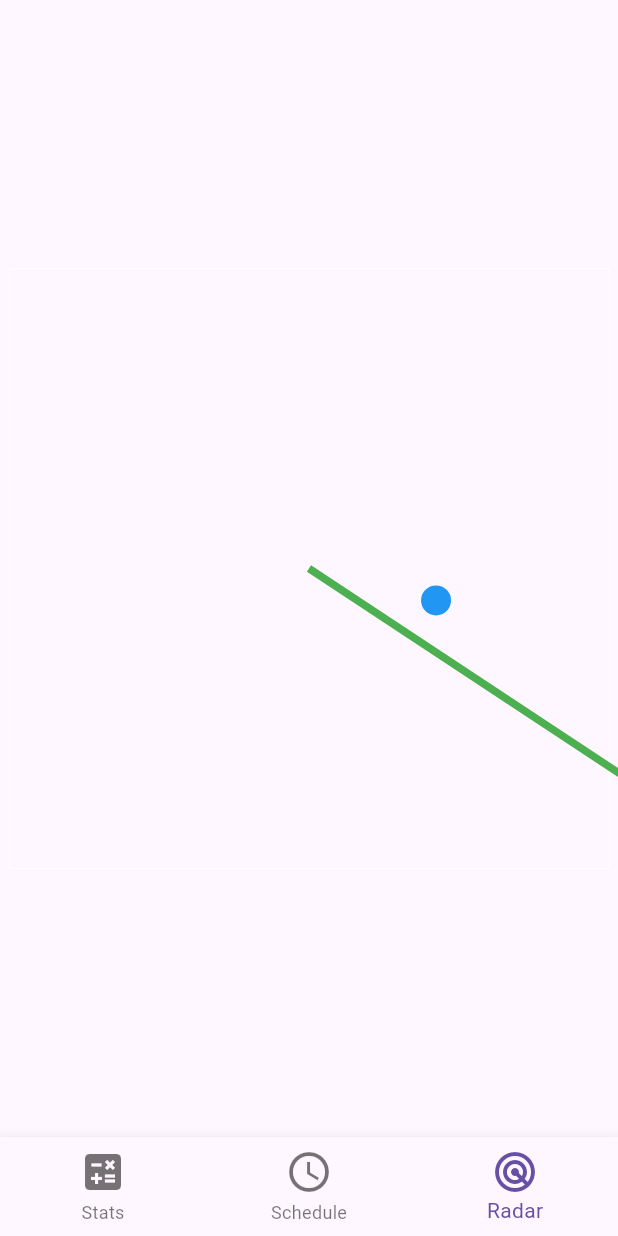
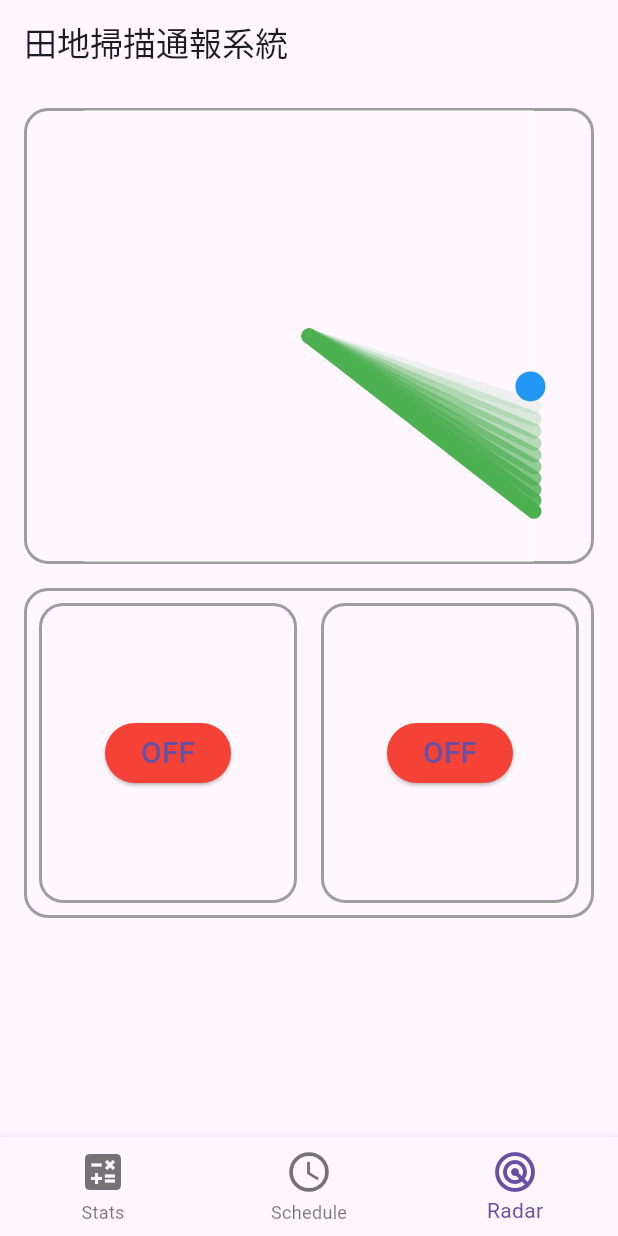
Before and after one commit to jasonkao402/eFarm_0520, a Flutter app: the screen it shows after launch, on a phone screen of 412 x 824 dp. Run offline on Flutter 3.47's test engine with Material 3 defaults, Android fonts, the phone set to English and light mode, and no system bars; our stand-ins replace fl_chart; missing offline and left inert: fast_noise.

Commit message:
scanning image need center done, left is report list system

```diff
--- a/lib/main.dart
+++ b/lib/main.dart
@@ -2,7 +2,7 @@
 import 'package:flutter/material.dart';
 import 'stats.dart';
 import 'schedule.dart';
-import 'radar.dart';
+import 'scanning.dart';
 
 void main() {
   runApp(const MainApp());
@@ -42,8 +42,8 @@ class HomeScreen extends StatefulWidget {
 class _HomeScreenState extends State<HomeScreen> {
   final List<funcPage> pages = [
     funcPage('Stats',    BottomNavigationBarItem(icon: Icon(Icons.calculate), label: 'Stats'),   StatsScreen()),
-    funcPage('Schedule', BottomNavigationBarItem(icon: Icon(Icons.schedule), label: 'Schedule'), ScheduleApp()),
-    funcPage('Radar',    BottomNavigationBarItem(icon: Icon(Icons.radar), label: 'Radar'),       BouncingBallScreen()),
+    funcPage('Schedule', BottomNavigationBarItem(icon: Icon(Icons.schedule), label: 'Schedule'), ScheduleScreen()),
+    funcPage('Radar',    BottomNavigationBarItem(icon: Icon(Icons.radar), label: 'Radar'),       ScanningScreen()),
   ];
   int _currentIndex = 2;
   List<Widget> _screens = List.empty(growable: true);
--- a/lib/radar.dart
+++ /dev/null
@@ -1,135 +0,0 @@
-// main.dart
-import 'package:flutter/material.dart';
-import 'dart:async';
-import 'dart:math';
-
-class BouncingBallScreen extends StatefulWidget {
-  const BouncingBallScreen({super.key});
-
-  @override
-   State<BouncingBallScreen> createState() => _BouncingBallScreenState();
-}
-
-class _BouncingBallScreenState extends State<BouncingBallScreen> {
-  double _ballX = 20.0;
-  double _ballY = 20.0;
-  double _velocityX = 10.0;
-  double _velocityY = 5.0;
-  double _angle = 0.0;
-
-  final double _csize = 400;
-  final double _ballRadius = 10.0, gravity = 0.3, damping = 0.99, angspeed = 0.05;
-  late Timer _timer;
-
-  @override
-  void initState() {
-    super.initState();
-    _timer = Timer.periodic(Duration(milliseconds: 30), _updateBallPosition);
-    // Timer.periodic(duration, (timer) { })
-  }
-
-  @override
-  void dispose() {
-    _timer.cancel();
-    super.dispose();
-  }
-
-  void _updateBallPosition(Timer timer) {
-    setState(() {
-      if (_ballX + _ballRadius > _csize || _ballX - _ballRadius < 0) {
-        _ballX -= _velocityX;
-        _velocityX *= -damping;
-      }
-      if (_ballY + _ballRadius > _csize || _ballY - _ballRadius < 0) {
-        _ballY -= _velocityY;
-        _velocityY *= -damping;
-      }
-      _ballX += _velocityX;
-      _ballY += _velocityY;
-      // _velocityY += gravity;
-      _angle = (_angle + angspeed) % (2 * pi);
-      // print('$_angle, ${atan2(_ballY-_csize/2, _ballX-_csize/2)}');
-
-    });
-  }
-
-  @override
-  Widget build(BuildContext context) {
-    return Scaffold(
-      body: Center(
-        child: SizedBox(
-          width: _csize,
-          height: _csize,
-          child: CustomPaint(
-            foregroundPainter: SweepScannerPainter(_angle),
-            painter: BallPainter(_ballX, _ballY, _ballRadius, _angle),
-            size: Size(_csize, _csize),
-            // child: Container(),
-          ),
-        ),
-      ),
-    );
-  }
-}
-
-class BallPainter extends CustomPainter {
-  final double ballX;
-  final double ballY;
-  final double ballRadius;
-  final double angle;
-
-  BallPainter(this.ballX, this.ballY, this.ballRadius, this.angle);
-
-  @override
-  void paint(Canvas canvas, Size size) {
-    double diff = (atan2(ballY - size.height / 2, ballX - size.width / 2) - angle).abs();
-    diff = min(2 * pi - diff, diff);
-    final paint = Paint()
-      ..color = diff < 0.2 ? Colors.red : Colors.blue
-      ..style = PaintingStyle.fill;
-
-    final backgroundPaint = Paint()
-      ..color = Colors.white
-      ..style = PaintingStyle.stroke;
-
-    // Draw the background
-    canvas.drawRect(Rect.fromLTWH(0, 0, size.width, size.height), backgroundPaint);
-
-    // Draw the ball
-    canvas.drawCircle(Offset(ballX, ballY), ballRadius, paint);
-  }
-
-  @override
-  bool shouldRepaint(covariant CustomPainter oldDelegate) {
-    return false;
-  }
-}
-
-class SweepScannerPainter extends CustomPainter {
-  final double angle;
-
-  SweepScannerPainter(this.angle);
-
-  @override
-  void paint(Canvas canvas, Size size) {
-    final paint = Paint()
-      ..color = Colors.green
-      ..strokeWidth = 5.0;
-
-    final center = Offset(size.width / 2, size.height / 2);
-    final radius = min(size.width / 2, size.height / 2)*2;
-
-    final endPoint = Offset(
-      center.dx + radius * cos(angle),
-      center.dy + radius * sin(angle),
-    );
-
-    // canvas.drawRect(Rect.fromLTWH(0, 0, size.width, size.height), Paint()..color = Colors.black);
-    canvas.drawLine(center, endPoint, paint);
-  }
-
-  @override
-  bool shouldRepaint(covariant CustomPainter oldDelegate) {
-    return true;
-  }
-}
--- /dev/null
+++ b/lib/scanning.dart
@@ -0,0 +1,193 @@
+import 'package:flutter/material.dart';
+import 'dart:async';
+import 'dart:math';
+import 'util.dart';
+
+class ScanningScreen extends StatefulWidget {
+  const ScanningScreen({super.key});
+
+  @override
+  State<ScanningScreen> createState() => _ScanningScreenState();
+}
+
+class _ScanningScreenState extends State<ScanningScreen> {
+  double _ballX = 20.0;
+  double _ballY = 20.0;
+  double _velocityX = 10.0;
+  double _velocityY = 5.0;
+  double _angle = 0.0;
+
+  final double _csize = 300;
+  final double _ballRadius = 10.0,
+      gravity = 0.3,
+      damping = 0.99,
+      angspeed = 0.05;
+  late Timer _timer;
+
+  @override
+  void initState() {
+    super.initState();
+    _timer = Timer.periodic(Duration(milliseconds: 30), _updateBallPosition);
+    // Timer.periodic(duration, (timer) { })
+  }
+
+  @override
+  void dispose() {
+    _timer.cancel();
+    super.dispose();
+  }
+
+  void _updateBallPosition(Timer timer) {
+    setState(() {
+      if (_ballX + _ballRadius > _csize || _ballX - _ballRadius < 0) {
+        _ballX -= _velocityX;
+        _velocityX *= -damping;
+      }
+      if (_ballY + _ballRadius > _csize || _ballY - _ballRadius < 0) {
+        _ballY -= _velocityY;
+        _velocityY *= -damping;
+      }
+      _ballX += _velocityX;
+      _ballY += _velocityY;
+      // _velocityY += gravity;
+      _angle = (_angle + angspeed) % (2 * pi);
+    });
+  }
+
+  @override
+  Widget build(BuildContext context) {
+    return Scaffold(
+      appBar: AppBar(
+        title: const Text('田地掃描通報系統'),
+      ),
+      body: Padding(
+        padding: const EdgeInsets.all(8.0),
+        child: CustomScrollView(
+          slivers: [
+            SliverToBoxAdapter(
+              child: Container(
+                margin: const EdgeInsets.all(8.0),
+                decoration: BoxDecoration(
+                  border: Border.all(color: Colors.grey, width: 2.0),
+                  borderRadius: BorderRadius.circular(16.0),
+                ),
+                child: Center(
+                  child: CustomPaint(
+                    foregroundPainter: SweepScannerPainter(_angle),
+                    painter: BallPainter(_ballX, _ballY, _ballRadius, _angle),
+                    child: SizedBox(
+                      width: _csize,
+                      height: _csize,
+                    ),
+                  ),
+                ),
+              ),
+            ),
+            SliverToBoxAdapter(
+                child: Container(
+                  margin: const EdgeInsets.all(8.0),
+              decoration: BoxDecoration(
+                border: Border.all(color: Colors.grey, width: 2.0),
+                borderRadius: BorderRadius.circular(16.0),
+              ),
+              child: Row(children: [
+                Expanded(
+                  child: Container(
+                    height: 200,
+                    margin: EdgeInsets.all(8.0),
+                    decoration: BoxDecoration(
+                      border: Border.all(color: Colors.grey, width: 2.0),
+                      borderRadius: BorderRadius.circular(16.0),
+                    ),
+                    child: ToggleButton()
+                  ),
+                ),
+                Expanded(
+                  child: Container(
+                    height: 200,
+                    margin: EdgeInsets.all(8.0),
+                    decoration: BoxDecoration(
+                      border: Border.all(color: Colors.grey, width: 2.0),
+                      borderRadius: BorderRadius.circular(16.0),
+                    ),
+                    child: ToggleButton()
+                  ),
+                ),
+              ]),
+            ))
+          ],
+        ),
+      ),
+    );
+  }
+}
+
+class BallPainter extends CustomPainter {
+  final double ballX;
+  final double ballY;
+  final double ballRadius;
+  final double angle;
+
+  BallPainter(this.ballX, this.ballY, this.ballRadius, this.angle);
+
+  @override
+  void paint(Canvas canvas, Size size) {
+    double diff =
+        (atan2(ballY - size.height / 2, ballX - size.width / 2) - angle).abs();
+    diff = min(2 * pi - diff, diff);
+    final paint = Paint()
+      ..color = diff < 0.2 ? Colors.red : Colors.blue
+      ..style = PaintingStyle.fill;
+
+    final backgroundPaint = Paint()
+      ..color = Colors.white
+      ..style = PaintingStyle.stroke;
+
+    // Draw the background
+    canvas.drawRect(
+        Rect.fromLTWH(0, 0, size.width, size.height), backgroundPaint);
+
+    // Draw the ball
+    canvas.drawCircle(Offset(ballX, ballY), ballRadius, paint);
+  }
+
+  @override
+  bool shouldRepaint(covariant CustomPainter oldDelegate) {
+    return false;
+  }
+}
+
+class SweepScannerPainter extends CustomPainter {
+  final double angle;
+
+  SweepScannerPainter(this.angle);
+
+  @override
+  void paint(Canvas canvas, Size size) {
+    const int grad = 10;
+    const double angleStep = -0.04;
+    const Color baseColor = Colors.green;
+    final paint = Paint()
+      ..color = baseColor
+      ..strokeWidth = 10.0
+      ..strokeCap = StrokeCap.round;
+
+    final center = Offset(size.width / 2, size.height / 2);
+    final radius = min(size.width / 2, size.height / 2) * 1.41421;
+
+    // canvas.drawRect(Rect.fromLTWH(0, 0, size.width, size.height), Paint()..color = Colors.black);
+    for (int i = 0; i < grad; i++) {
+      paint.color = baseColor.withOpacity(1 - i / grad);
+      Offset endPoint = Offset(
+        (center.dx + radius * cos(angle + angleStep * i)).clamp(0, size.width),
+        (center.dy + radius * sin(angle + angleStep * i)).clamp(0, size.height),
+      );
+      canvas.drawLine(center, endPoint, paint);
+    }
+  }
+
+  @override
+  bool shouldRepaint(covariant CustomPainter oldDelegate) {
+    return true;
+  }
+}
--- a/lib/stats.dart
+++ b/lib/stats.dart
@@ -66,7 +66,7 @@ class StatsScreen extends StatelessWidget {
             ),
             SliverToBoxAdapter(
               child: Container(
-                height: 400,
+                // height: 400,
                 margin: EdgeInsets.symmetric(vertical: 4),
                 padding: EdgeInsets.all(8),
                 decoration: BoxDecoration(
@@ -80,6 +80,7 @@ class StatsScreen extends StatelessWidget {
                     Expanded(
                       flex: 2,
                       child: FittedBox(
+                        fit: BoxFit.scaleDown,
                         alignment: Alignment.centerLeft,
                         child: Text(
                           // '名稱 : \n阿傑的蔬菜田\n'
@@ -95,6 +96,7 @@ class StatsScreen extends StatelessWidget {
                       flex: 3,
                       child: FittedBox(
                         alignment: Alignment.centerRight,
+                        fit: BoxFit.scaleDown,
                         child: SizedBox(
                           // height: 200,
                           width: 300,
@@ -111,7 +113,6 @@ class StatsScreen extends StatelessWidget {
                             itemCount: 4,
                             itemBuilder: (BuildContext context, int index) {
                               return Container(
-                                margin: EdgeInsets.all(2),
                                 decoration: BoxDecoration(
                                   color: schedule[index] == CropEnum.empty
                                       ? Colors.grey
--- a/lib/util.dart
+++ b/lib/util.dart
@@ -50,3 +50,37 @@ List<List<Text>> genRandWeatherReport() {
   }
   return report;
 }
+
+class ToggleButton extends StatefulWidget {
+  const ToggleButton({super.key});
+
+  @override
+  State<ToggleButton> createState() => _ToggleButtonState();
+}
+
+class _ToggleButtonState extends State<ToggleButton> {
+  bool _isOn = false;
+
+  void _toggleButton() {
+    setState(() {
+      _isOn = !_isOn;
+    });
+  }
+
+  @override
+  Widget build(BuildContext context) {
+    return Center(
+      child: ElevatedButton(
+        onPressed: _toggleButton,
+        style: ElevatedButton.styleFrom(
+          backgroundColor:
+              _isOn ? Colors.green : Colors.red, // Set button color
+        ),
+        child: Text(
+          _isOn ? 'ON' : 'OFF',
+          style: TextStyle(fontSize: 20),
+        ),
+      ),
+    );
+  }
+}
```
Also changed, not shown: lib/randomPlot.dart (+21 -4 lines), lib/schedule.dart (+12 -7 lines).
